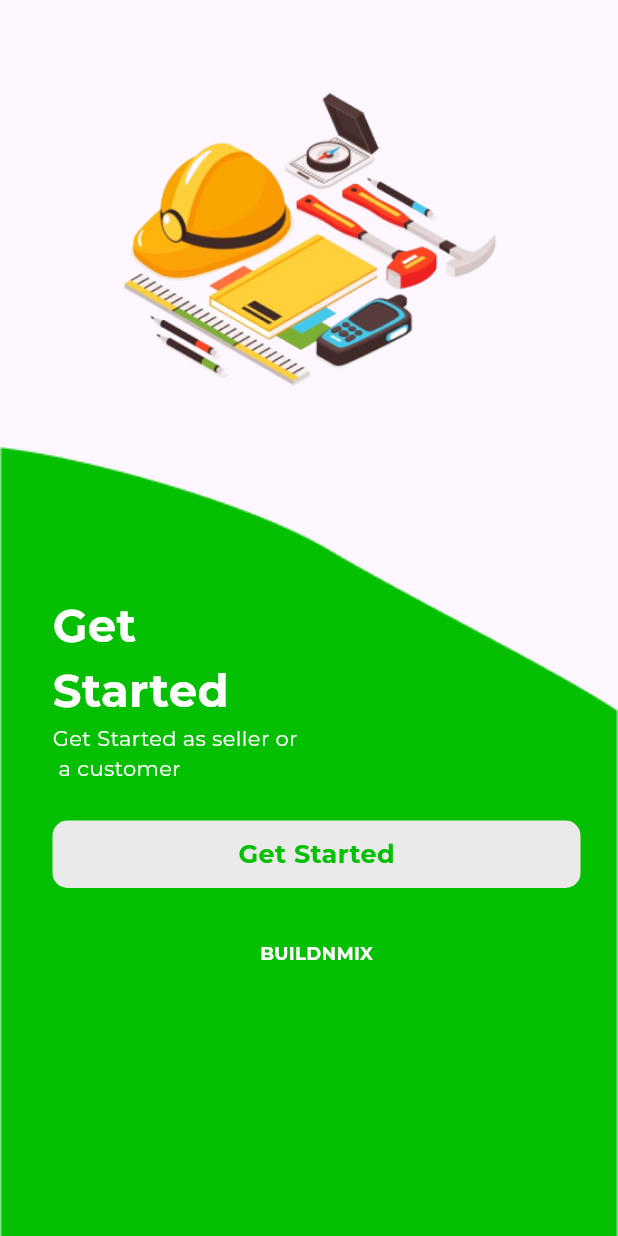
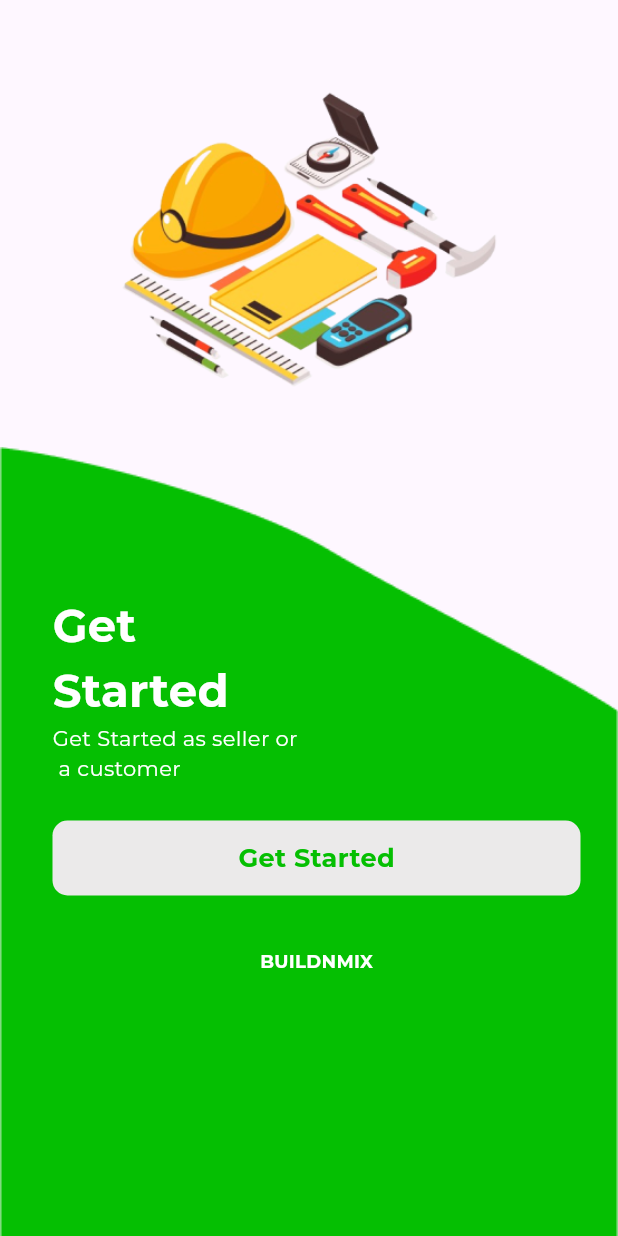
Before and after one commit to pokaktech/bricksnmix-frontend, a Flutter app: the screen it shows after launch, on a phone screen of 412 x 824 dp. Run offline on Flutter 3.47's test engine with Material 3 defaults, Android fonts, the phone set to English and light mode, and no system bars; our stand-ins replace carousel_slider, dio, fl_chart, flutter_dotenv, flutter_secure_storage, get and 3 more; project files that could hold a hidden picture were left out.

Commit message:
get started page completed and added new loader inside button

```diff
--- /dev/null
+++ b/lib/Controller/GetStartedPageController.dart
@@ -0,0 +1,16 @@
+import 'package:bricksnmix/Screens/login.dart';
+import 'package:get/get.dart';
+
+class Getstartedpagecontroller extends GetxController {
+  RxBool buttonLoading = false.obs;
+
+  void onButtonPressed() async {
+    buttonLoading(true);
+
+    await Future.delayed(const Duration(seconds: 3), () {
+      buttonLoading(false);
+    });
+
+    Get.offAll(() => const Login());
+  }
+}
--- a/lib/Screens/account_type.dart
+++ /dev/null
@@ -1,146 +0,0 @@
-import 'package:bricksnmix/Screens/login.dart';
-import 'package:bricksnmix/Screens/sellers_homepage.dart';
-import 'package:bricksnmix/designs/ResponsiveInfo.dart';
-import 'package:bricksnmix/generated/appColors.dart';
-import 'package:flutter/material.dart';
-import 'package:get/get.dart';
-
-class AccountType extends StatefulWidget {
-  const AccountType({Key? key}) : super(key: key);
-
-  @override
-  _AccountTypeState createState() => _AccountTypeState();
-}
-
-class _AccountTypeState extends State<AccountType> {
-  @override
-  Widget build(BuildContext context) {
-    return Scaffold(
-      body: Column(
-        children: [
-          const SizedBox(
-            height: 35,
-          ),
-          Expanded(
-            flex: 1,
-            child: Center(
-              child: Padding(
-                padding:
-                    EdgeInsets.all(ResponsiveInfo.isMobile(context) ? 20 : 25),
-                child: Center(
-                  child: Image.asset(
-                    'assets/welcom.png',
-                    width: double.infinity,
-                    height: MediaQuery.of(context).size.width / 1.7,
-                  ),
-                ),
-              ),
-            ),
-          ),
-          Expanded(
-            flex: 2,
-            child: Stack(
-              children: [
-                Align(
-                  alignment: FractionalOffset.topCenter,
-                  child: SizedBox(
-                    width: double.infinity,
-                    height: double.infinity,
-                    child: ColorFiltered(
-                      colorFilter: const ColorFilter.mode(
-                        Appcolors.forestGreen,
-                        BlendMode.srcIn,
-                      ),
-                      child: Image.asset(
-                        "assets/orangebg.png",
-                        width: double.infinity,
-                        height: double.infinity,
-                        fit: BoxFit.fill,
-                      ),
-                    ),
-                  ),
-                ),
-                Align(
-                  alignment: FractionalOffset.topLeft,
-                  child: Padding(
-                    padding: const EdgeInsets.only(
-                      top: 10,
-                      left: 35,
-                      right: 25,
-                      bottom: 10,
-                    ),
-                    child: Column(
-                      mainAxisAlignment: MainAxisAlignment.start,
-                      crossAxisAlignment: CrossAxisAlignment.start,
-                      children: [
-                        const SizedBox(
-                          height: 45,
-                        ),
-                        Text(
-                          "\nGet\nStarted",
-                          style: TextStyle(
-                              fontSize:
-                                  ResponsiveInfo.isMobile(context) ? 30 : 36,
-                              color: Colors.white,
-                              fontWeight: FontWeight.bold),
-                        ),
-                        Text(
-                          "Get Started as seller or \n a customer",
-                          style: TextStyle(
-                            fontSize:
-                                ResponsiveInfo.isMobile(context) ? 14 : 15,
-                            color: Colors.white,
-                            fontWeight: FontWeight.normal,
-                          ),
-                        ),
-                        const SizedBox(
-                          height: 25,
-                        ),
-                        InkWell(
-                          onTap: () {
-                            Get.offAll(() => const Login());
-                          },
-                          child: Container(
-                            height: 45,
-                            width: double.infinity,
-                            decoration: BoxDecoration(
-                              color: Appcolors.white,
-                              borderRadius: BorderRadius.circular(10),
-                            ),
-                            child: const Center(
-                              child: Text(
-                                "Get Started",
-                                style: TextStyle(
-                                  color: Appcolors.forestGreen,
-                                  fontSize: 17,
-                                  fontWeight: FontWeight.bold,
-                                ),
-                              ),
-                            ),
-                          ),
-                        ),
-                        const SizedBox(
-                          height: 35,
-                        ),
-                        const Center(
-                          child: Text(
-                            "BUILDNMIX",
-                            style: TextStyle(
-                              fontSize: 12,
-                              color: Colors.white,
-                              fontWeight: FontWeight.bold,
-                            ),
-                          ),
-                        ),
-                      ],
-                    ),
-                  ),
-                ),
-              ],
-            ),
-          ),
-        ],
-      ),
-    );
-  }
-}
--- a/lib/Screens/getStartedPage.dart
+++ b/lib/Screens/getStartedPage.dart
@@ -1,73 +1,160 @@
+import 'package:bricksnmix/Controller/GetStartedPageController.dart';
+import 'package:bricksnmix/Screens/login.dart';
+import 'package:bricksnmix/designs/ResponsiveInfo.dart';
 import 'package:bricksnmix/generated/appColors.dart';
-import 'package:bricksnmix/generated/assets.dart';
 import 'package:flutter/material.dart';
+import 'package:get/get.dart';
 
-class Getstartedpage extends StatelessWidget {
-  const Getstartedpage({super.key});
+// class GetStartedPage extends StatefulWidget {
+//   const GetStartedPage({super.key});
+
+//   @override
+//   State<GetStartedPage> createState() => _GetStartedPageState();
+// }
+
+class GetStartedPage extends StatelessWidget {
+  const GetStartedPage({super.key});
 
   @override
   Widget build(BuildContext context) {
+    Getstartedpagecontroller getstartedpagecontroller =
+        Get.put(Getstartedpagecontroller());
     return Scaffold(
-      body: Center(
-        child: Container(
-          height: double.infinity,
-          width: double.infinity,
-          color: Appcolors.white,
-          child: Column(
+      body: Column(
         children: [
           const SizedBox(
-                height: 85,
+            height: 35,
           ),
-              SizedBox(
-                height: 300,
-                width: 350,
+          Expanded(
+            flex: 1,
+            child: Center(
+              child: Padding(
+                padding:
+                    EdgeInsets.all(ResponsiveInfo.isMobile(context) ? 20 : 25),
+                child: Center(
                   child: Image.asset(
-                  Assets.getStartedImage,
-                  width: 30,
-                  height: 30,
+                    'assets/welcom.png',
+                    width: double.infinity,
+                    height: MediaQuery.of(context).size.width / 1.7,
+                  ),
+                ),
+              ),
             ),
           ),
           Expanded(
-                child: Container(
+            flex: 2,
+            child: Stack(
+              children: [
+                Align(
+                  alignment: FractionalOffset.topCenter,
+                  child: SizedBox(
                     width: double.infinity,
-                  decoration: const BoxDecoration(
-                    color: Appcolors.forestGreen,
-                    borderRadius: BorderRadius.only(
-                      topRight: Radius.circular(250),
+                    height: double.infinity,
+                    child: ColorFiltered(
+                      colorFilter: const ColorFilter.mode(
+                        Appcolors.forestGreen,
+                        BlendMode.srcIn,
+                      ),
+                      child: Image.asset(
+                        "assets/orangebg.png",
+                        width: double.infinity,
+                        height: double.infinity,
+                        fit: BoxFit.fill,
                       ),
                     ),
-                  child: const Padding(
-                    padding:  EdgeInsets.only(
+                  ),
+                ),
+                Align(
+                  alignment: FractionalOffset.topLeft,
+                  child: Padding(
+                    padding: const EdgeInsets.only(
                       top: 10,
                       left: 35,
                       right: 25,
                       bottom: 10,
                     ),
                     child: Column(
-                      children: [
-                        SizedBox(
-                          height: 30,
-                        ),
-                        Row(
-                          children: [
-                            Expanded(
-                              child: Column(
+                      mainAxisAlignment: MainAxisAlignment.start,
                       crossAxisAlignment: CrossAxisAlignment.start,
                       children: [
+                        const SizedBox(
+                          height: 45,
+                        ),
                         Text(
-                                    "Get",
+                          "\nGet\nStarted",
                           style: TextStyle(
-                                      fontSize: 25,
-                                      color: Appcolors.white,
-                                      fontWeight: FontWeight.w600,
+                              fontSize:
+                                  ResponsiveInfo.isMobile(context) ? 30 : 36,
+                              color: Colors.white,
+                              fontWeight: FontWeight.bold),
+                        ),
+                        Text(
+                          "Get Started as seller or \n a customer",
+                          style: TextStyle(
+                            fontSize:
+                                ResponsiveInfo.isMobile(context) ? 14 : 15,
+                            color: Colors.white,
+                            fontWeight: FontWeight.normal,
                           ),
                         ),
-                                  Text(
-                                    "Started",
+                        const SizedBox(
+                          height: 25,
+                        ),
+                        GetBuilder(
+                          init: Getstartedpagecontroller(),
+                          builder: (controller) {
+                            return Stack(
+                              alignment: Alignment.center,
+                              children: [
+                                InkWell(
+                                  onTap: () {
+                                    getstartedpagecontroller.onButtonPressed();
+                                  },
+                                  child: Container(
+                                    height: 50,
+                                    width: double.infinity,
+                                    decoration: BoxDecoration(
+                                      color: Appcolors.white,
+                                      borderRadius: BorderRadius.circular(10),
+                                    ),
+                                    child: const Center(
+                                      child: Text(
+                                        "Get Started",
                                         style: TextStyle(
-                                      fontSize: 25,
-                                      color: Appcolors.white,
-                                      fontWeight: FontWeight.w700,
+                                          color: Appcolors.forestGreen,
+                                          fontSize: 17,
+                                          fontWeight: FontWeight.bold,
+                                        ),
+                                      ),
+                                    ),
+                                  ),
+                                ),
+                                Obx(() {
+                                  if (controller.buttonLoading.isTrue) {
+                                    return const CircularProgressIndicator();
+                                  } else {
+                                    return const SizedBox.shrink();
+                                  }
+                                })
+                              ],
+                            );
+                          },
+                        ),
+                        const SizedBox(
+                          height: 35,
+                        ),
+                        const Center(
+                          child: Text(
+                            "BUILDNMIX",
+                            style: TextStyle(
+                              fontSize: 12,
+                              color: Colors.white,
+                              fontWeight: FontWeight.bold,
+                            ),
+                          ),
+                        ),
+                      ],
+                    ),
                   ),
                 ),
               ],
@@ -75,43 +162,6 @@ class Getstartedpage extends StatelessWidget {
           ),
         ],
       ),
-
-                        Row(
-                          children: [
-                            Expanded(
-                              child: Column(
-                                crossAxisAlignment: CrossAxisAlignment.start,
-                                children: [
-                                  Text(
-                                    "Get started as a seller or ",
-                                    style: TextStyle(
-                                      fontSize: 12,
-                                      color: Appcolors.white,
-                                      fontWeight: FontWeight.bold,
-                                    ),
-                                  ),
-                                  Text(
-                                    "a Customer",
-                                    style: TextStyle(
-                                      fontSize: 12,
-                                      color: Appcolors.white,
-                                      fontWeight: FontWeight.w700,
-                                    ),
-                                  ),
-                                ],
-                              ),
-                            ),
-                          ],
-                        ),
-                      ],
-                    ),
-                  ),
-                ),
-              )
-            ],
-          ),
-        ),
-      ),
     );
   }
 }
--- a/lib/main.dart
+++ b/lib/main.dart
@@ -9,7 +9,7 @@ void main() {
   // // WidgetsFlutterBinding.ensureInitialized();
   // await dotenv.load(fileName: ".env");
   //   print(dotenv.env['SERVER_URL']);
-print("-----------------------------------");
+  print("-----------------------------------");
   runApp(const MyApp());
 }
 
@@ -27,7 +27,7 @@ class MyApp extends StatelessWidget {
         colorScheme: ColorScheme.fromSeed(seedColor: Colors.deepPurple),
         useMaterial3: true,
       ),
-      home: Splash(),
+      home: const Splash(),
     );
   }
 }
```
Also changed, not shown: lib/Screens/login.dart (+6 -12 lines), lib/Screens/splash.dart (+18 -27 lines). Lines whose indentation alone changed are shown as unchanged.
